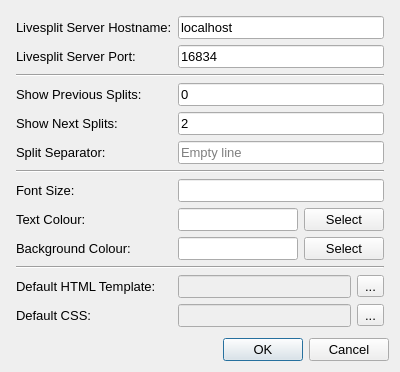
Before: the Qt Designer form src/splitnotes2/ui/layouts/settings.ui in DavidCEllis/SplitGuides, drawn with Qt 5.
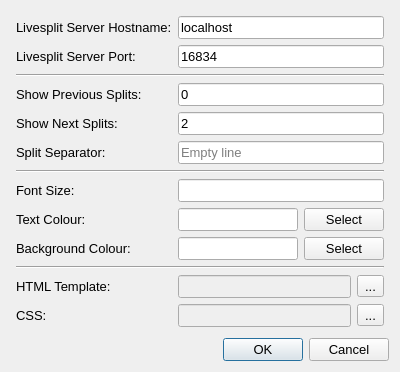
After: the same form once the commit is applied.

Diff of the .ui file:
```diff
--- a/src/splitnotes2/ui/layouts/settings.ui
+++ b/src/splitnotes2/ui/layouts/settings.ui
@@ -233,7 +233,7 @@
      <item row="11" column="0">
       <widget class="QLabel" name="htmltemplate_label">
        <property name="text">
-        <string>Default HTML Template:</string>
+        <string>HTML Template:</string>
        </property>
       </widget>
      </item>
@@ -258,7 +258,7 @@
      <item row="12" column="0">
       <widget class="QLabel" name="css_label">
        <property name="text">
-        <string>Default CSS:</string>
+        <string>CSS:</string>
        </property>
       </widget>
      </item>
```
